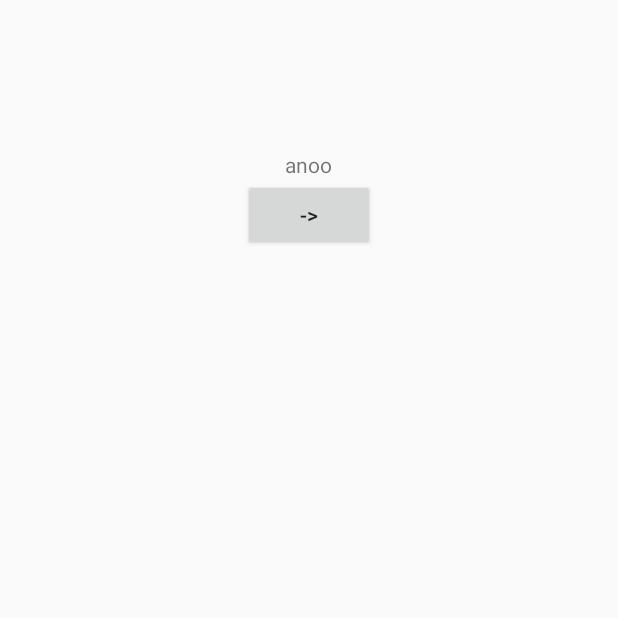
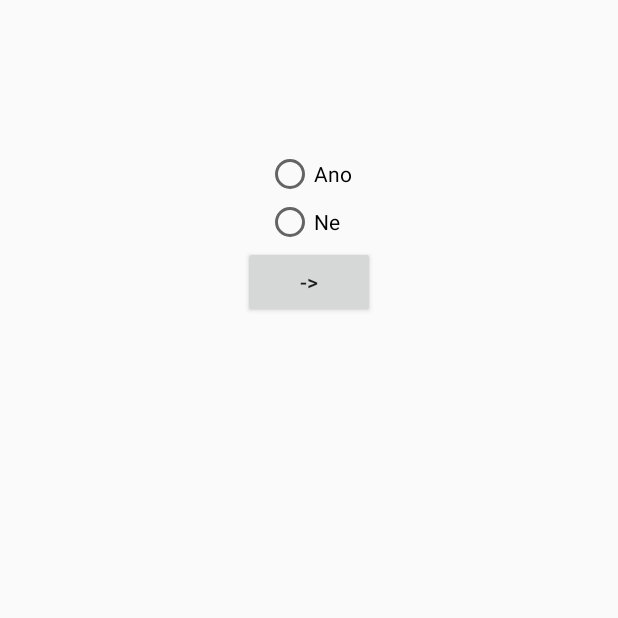
Before and after one commit to LucieTesarova/GameElf, an Android app: the GameQuestion screen opened directly, with no data from a screen before it, after a tap on "->", on a phone screen of 412 x 824 dp, the top half of it. Run offline under Robolectric (Android 15) with nearby library versions, the phone set to English and light mode, and no system bars.

Commit message:
create layout gameresponse

```diff
--- a/app/src/main/java/com/example/lucie/mygame1/GameQuestion.java
+++ b/app/src/main/java/com/example/lucie/mygame1/GameQuestion.java
@@ -1,6 +1,7 @@
 package com.example.lucie.mygame1;
 
 import android.app.Activity;
+import android.content.Intent;
 import android.os.Bundle;
 import android.view.View;
 import android.widget.Button;
@@ -22,7 +23,8 @@ public class GameQuestion extends Activity {
         pokracuj.setOnClickListener(new View.OnClickListener() {
             @Override
             public void onClick(View v) {
-                otazka.setText("anoo");
+                Intent intent = new Intent(getApplicationContext(), GameResponse.class);
+                startActivity(intent);
             }
         });
 
--- a/app/src/main/java/com/example/lucie/mygame1/GameResponse.java
+++ b/app/src/main/java/com/example/lucie/mygame1/GameResponse.java
@@ -3,12 +3,21 @@ package com.example.lucie.mygame1;
 import android.app.Activity;
 import android.os.Bundle;
 import android.support.annotation.Nullable;
+import android.widget.RadioButton;
 
 public class GameResponse extends Activity {
+
+    private RadioButton ano;
+    private RadioButton ne;
 
     @Override
     protected void onCreate(@Nullable Bundle savedInstanceState) {
         super.onCreate(savedInstanceState);
-       // setContentView(R.layout.gameresponse);
+        setContentView(R.layout.gameresponse);
+
+        ano = findViewById(R.id.radiobuttonano);
+        ne = findViewById(R.id.radiobuttonne);
+
+
     }
 }
--- a/app/src/main/res/layout/gamequestion.xml
+++ b/app/src/main/res/layout/gamequestion.xml
@@ -17,6 +17,6 @@
         android:layout_width="wrap_content"
         android:layout_height="wrap_content"
         android:layout_gravity="center"
-        android:text="->"/>
+        android:text="@string/buttonpokracuj"/>
 
 </LinearLayout>
--- /dev/null
+++ b/app/src/main/res/layout/gameresponse.xml
@@ -0,0 +1,39 @@
+<?xml version="1.0" encoding="utf-8"?>
+<LinearLayout xmlns:android="http://schemas.android.com/apk/res/android"
+    xmlns:tools="http://schemas.android.com/tools"
+    android:layout_width="match_parent"
+    android:layout_height="match_parent"
+    android:orientation="vertical">
+
+
+    <RadioGroup
+        android:id="@+id/radiogroup"
+        android:layout_width="wrap_content"
+        android:layout_height="wrap_content"
+        android:layout_gravity="center"
+        android:layout_marginTop="100dp">
+
+    <RadioButton
+        android:id="@+id/radiobuttonano"
+        android:layout_width="wrap_content"
+        android:layout_height="wrap_content"
+        android:checked="false"
+        android:text="@string/ano" />
+
+    <RadioButton
+        android:id="@+id/radiobuttonne"
+        android:layout_width="wrap_content"
+        android:layout_height="wrap_content"
+        android:checked="false"
+        android:text="@string/ne" />
+    </RadioGroup>
+
+    <Button
+        android:id="@+id/potvrdit"
+        android:layout_width="wrap_content"
+        android:layout_height="wrap_content"
+        android:layout_gravity="center"
+        android:text="@string/buttonpotvrdit"/>
+
+
+</LinearLayout>
--- a/app/src/main/res/values/strings.xml
+++ b/app/src/main/res/values/strings.xml
@@ -3,6 +3,9 @@
     <string name="vitejvehre">Vitej ve hre !</string>
     <string name="buttonhra">Zacit hrat</string>
     <string name="buttonkonec">Konec</string>
-    <string name="buttonponec">-></string>
-    <string name="test">ttesttesttesttesttesttesttesttesttesttestvest</string>
+    <string name="buttonpokracuj">-></string>
+    <string name="test">Pujdes do lesa?</string>
+    <string name="ne">Ne</string>
+    <string name="ano">Ano</string>
+    <string name="buttonpotvrdit">-></string>
 </resources>
```
